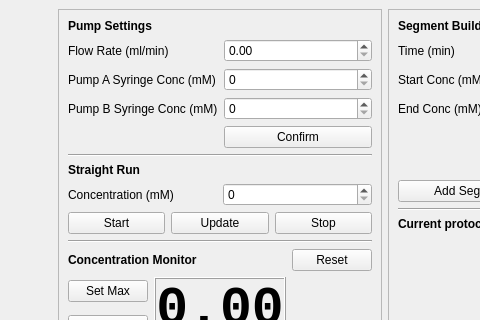
Above: src/pumpcontroller/ui/form.ui from beowulfey/PumpController before the change; both pictures show x 0 to 480 and y 0 to 320 of the 926 by 698 pixel window. Below: the same form after it.
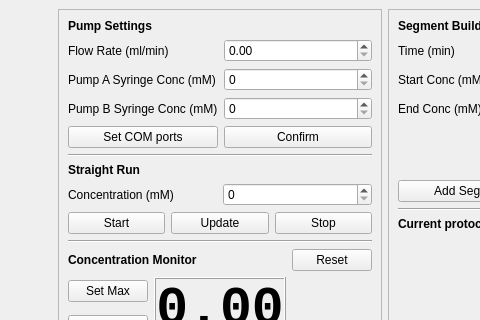
That is the form after the change. Custom widgets are drawn as their Qt base class.

Commit message: New functionality -- has graph for conductivity, port dialog, save cond data all working

```diff
--- a/src/pumpcontroller/ui/form.ui
+++ b/src/pumpcontroller/ui/form.ui
@@ -161,6 +161,13 @@
          <item row="2" column="1">
           <widget class="QDoubleSpinBox" name="spin_flow_rate"/>
          </item>
+         <item row="5" column="0">
+          <widget class="QPushButton" name="but_set_coms">
+           <property name="text">
+            <string>Set COM ports</string>
+           </property>
+          </widget>
+         </item>
         </layout>
        </item>
        <item row="3" column="0">
```
The commit also changes 9 other files.
